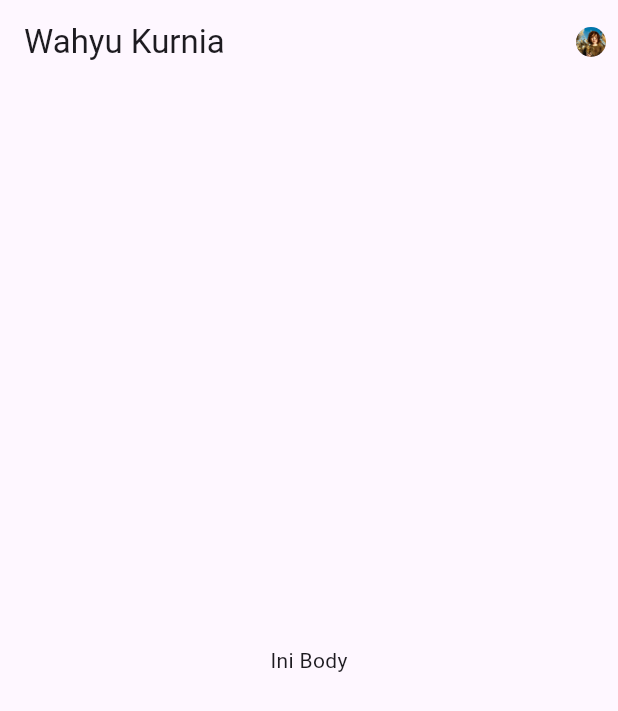
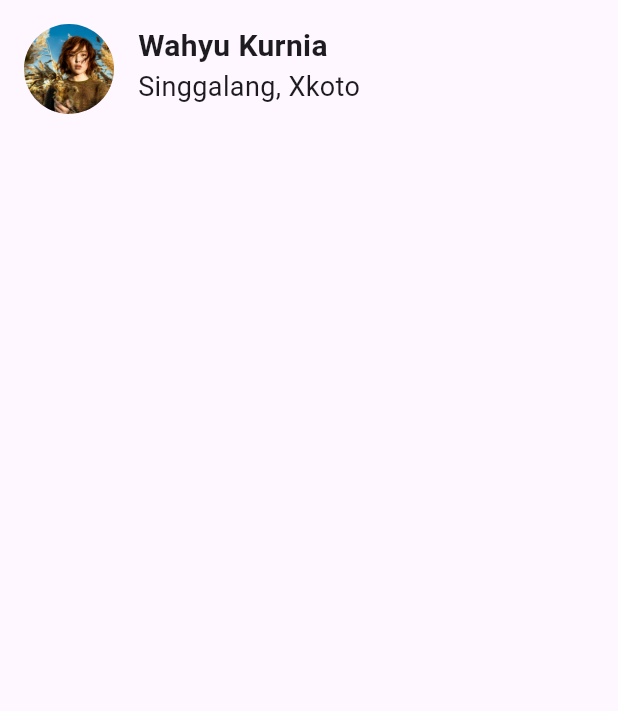
Before and after one commit to wahyukurniaa/bloc_houseapp_finder, a Flutter app: the screen it shows after launch, on a phone screen of 412 x 824 dp. Shown: the top 711 px of the screen. Run offline on Flutter 3.47's test engine with Material 3 defaults, Android fonts, the light colour scheme and no system bars.

Commit message:
add-miniappbar

```diff
--- a/lib/features/housefinder/presentation/pages/home/home_screen.dart
+++ b/lib/features/housefinder/presentation/pages/home/home_screen.dart
@@ -6,33 +6,45 @@ class HomeScreen extends StatelessWidget {
   @override
   Widget build(BuildContext context) {
     return Scaffold(
-      appBar: _appBar(context),
-      body: _buildBody(),
+      body: SafeArea(
+        child: Column(
+          children: [_buildAppBar()],
+        ),
+      ),
     );
   }
 }
 
-AppBar _appBar(BuildContext context) {
-  return AppBar(
-    title: const Text(
-      'Wahyu Kurnia',
+Widget _buildAppBar() {
+  return const Padding(
+    padding: EdgeInsets.all(16.0),
+    child: Row(
+      crossAxisAlignment: CrossAxisAlignment.start,
+      children: [
+        CircleAvatar(
+          radius: 30,
+          backgroundImage: AssetImage('assets/images/pp_1.jpg'),
+        ),
+        SizedBox(width: 16),
+        Column(
+          crossAxisAlignment: CrossAxisAlignment.start,
+          children: [
+            Text(
+              'Wahyu Kurnia',
+              style: TextStyle(
+                fontSize: 20,
+                fontWeight: FontWeight.bold,
+              ),
+            ),
+            Text(
+              'Singgalang, Xkoto',
+              style: TextStyle(
+                fontSize: 18,
+              ),
+            ),
+          ],
+        ),
+      ],
     ),
-    actions: const [
-      Padding(
-        padding: EdgeInsets.all(8.00),
-        child: CircleAvatar(
-          radius: 10,
-          backgroundImage: AssetImage(
-            'assets/images/pp_1.jpg',
-          ),
-        ),
-      ),
-    ],
   );
 }
-
-_buildBody() {
-  return const Center(
-    child: Text('Ini Body'),
-  );
-}
```
Also changed, not shown: 1 other file.
